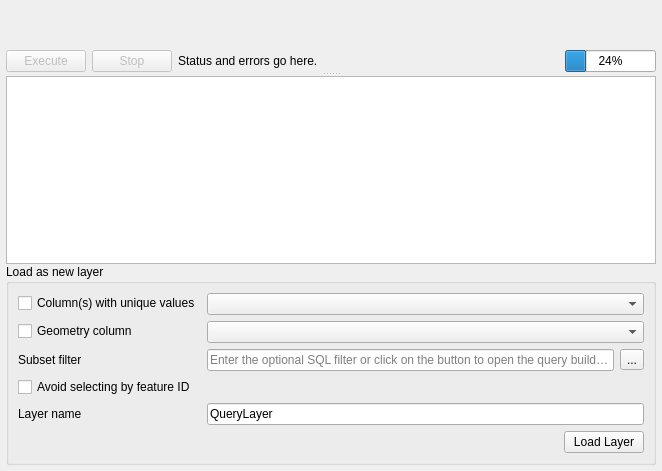
Above: src/ui/qgsqueryresultpanelwidgetbase.ui from qgis/QGIS before the change. Below: the same form after it.
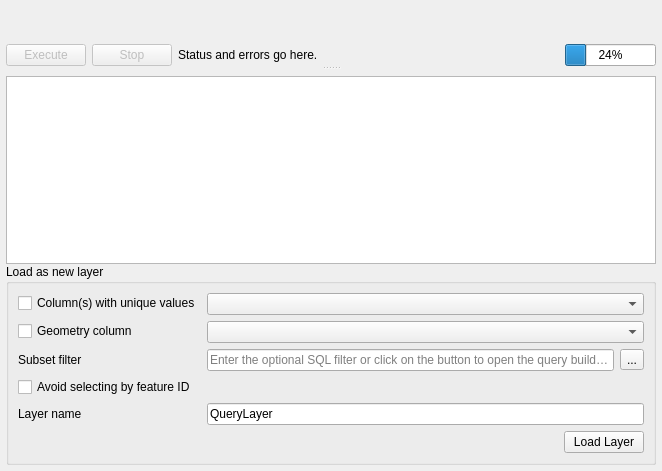
That is the form after the change. Custom widgets are drawn as their Qt base class.

Commit message:
Move splitter in Execute SQL dialog to include error label
When there's a SQL error, the splitter was incorrectly including
the error label in the top part of the split, causing the SQL
query editor to resize to a very small vertical height

Move the splitter so that the bottom half always shows the query
result table or error text label

```diff
--- a/src/ui/qgsqueryresultpanelwidgetbase.ui
+++ b/src/ui/qgsqueryresultpanelwidgetbase.ui
@@ -140,7 +140,28 @@
             </item>
            </layout>
           </widget>
-          <widget class="QTableView" name="mQueryResultsTableView"/>
+          <widget class="QWidget" name="mResultsContainer" native="true">
+           <layout class="QVBoxLayout" name="verticalLayout_5">
+            <property name="leftMargin">
+             <number>0</number>
+            </property>
+            <property name="topMargin">
+             <number>0</number>
+            </property>
+            <property name="rightMargin">
+             <number>0</number>
+            </property>
+            <property name="bottomMargin">
+             <number>0</number>
+            </property>
+            <item>
+             <widget class="QgsCodeEditorSQL" name="mSqlErrorText" native="true"/>
+            </item>
+            <item>
+             <widget class="QTableView" name="mQueryResultsTableView"/>
+            </item>
+           </layout>
+          </widget>
          </widget>
         </item>
        </layout>
```
Left out of the diff: 3 changed lines with no effect on the pictures. The commit also changes 1 other file.
